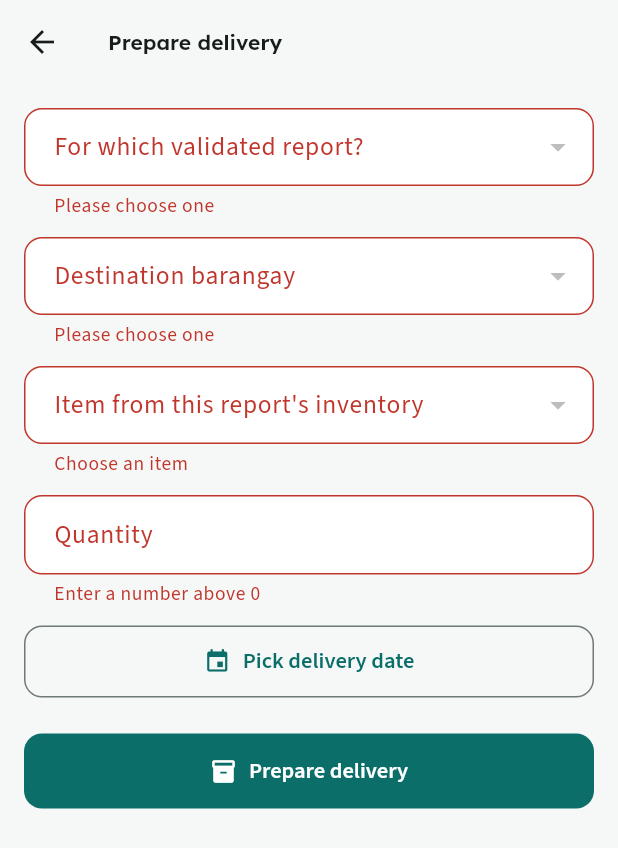
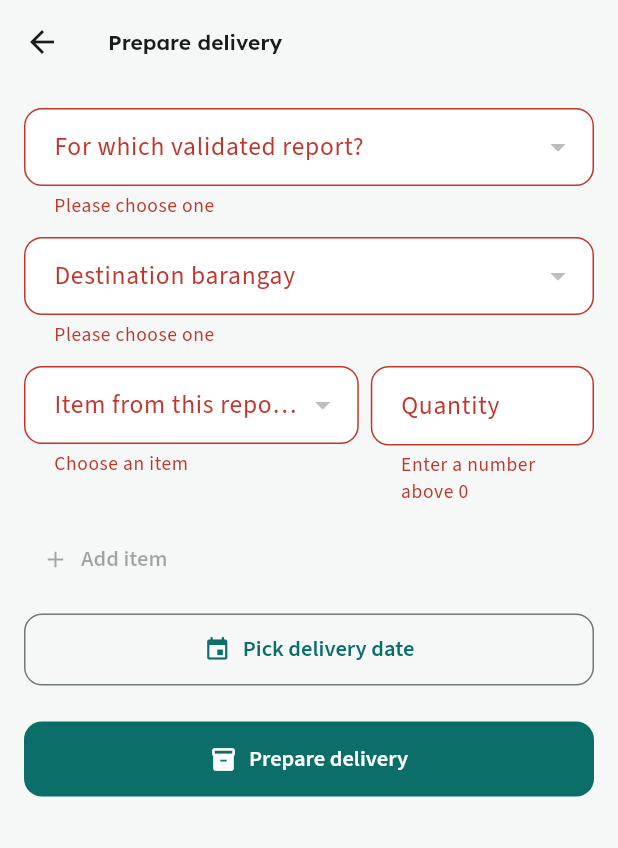
Before and after one commit to EdgeTech-team/nexaaid-capstone-2, a Flutter app: the NewDeliveryScreen screen opened directly, after a tap on "Prepare delivery", on a phone screen of 412 x 824 dp. Shown: the top 848 px of the screen. Run offline on Flutter 3.47's test engine with Material 3 defaults, Android fonts, the phone set to English and light mode, and no system bars; our stand-ins replace file_picker, flutter_map, google_fonts, image_picker, latlong2; missing offline and left inert: mobile_scanner, pdfrx; network calls fail.

Commit message:
5.1.4: prepare delivery with several item lines
Prepare delivery now lets CSWS add more item lines, each any item with
stock in the chosen report's inventory (an item picked on one line is not
offered again). POST /deliveries/ already accepted several items; its
stock checks are unchanged. Tests cover a delivery mixing items from
different donation entries and the existing stock checks.

Co-Authored-By: Claude Opus 5.5 <noreply@anthropic.com>
Claude-Session: https://claude.ai/code/session_01TUzqK4VcMaU4ucs9jdRaER

```diff
--- a/mobile/lib/ui/ops_screens.dart
+++ b/mobile/lib/ui/ops_screens.dart
@@ -417,19 +417,36 @@ class NewDeliveryScreen extends StatefulWidget {
   State<NewDeliveryScreen> createState() => _NewDeliveryScreenState();
 }
 
+/// One item line of a delivery: an item from the report's stock + quantity.
+class _DeliveryLine {
+  String? itemId;
+  final qty = TextEditingController();
+}
+
 class _NewDeliveryScreenState extends State<NewDeliveryScreen> {
   final _form = GlobalKey<FormState>();
-  String? reportId, brgyId, itemId;
+  String? reportId, brgyId;
   List<Map> stock = const [];
   bool loadingStock = false;
-  final qty = TextEditingController();
+  // 5.1.4: several item lines, each any item with stock in this report.
+  final List<_DeliveryLine> lines = [_DeliveryLine()];
   String? date;
   bool busy = false;
+
+  @override
+  void dispose() {
+    for (final l in lines) {
+      l.qty.dispose();
+    }
+    super.dispose();
+  }
 
   Future<void> _loadStock(String? rid, Names names) async {
     setState(() {
       reportId = rid;
-      itemId = null;
+      for (final l in lines) {
+        l.itemId = null;
+      }
       stock = const [];
       loadingStock = true;
       // The report's own barangay is the usual destination.
@@ -453,7 +470,7 @@ class _NewDeliveryScreenState extends State<NewDeliveryScreen> {
     });
   }
 
-  Map? get _chosen {
+  Map? _stockOf(String? itemId) {
     for (final s in stock) {
       if ('${s['item_id']}' == itemId) return s;
     }
@@ -477,7 +494,11 @@ class _NewDeliveryScreenState extends State<NewDeliveryScreen> {
           'destination_barangay_id': int.parse(brgyId!),
           'delivery_date': date,
           'items': [
-            {'item_id': int.parse(itemId!), 'quantity': int.parse(qty.text)},
+            for (final l in lines)
+              {
+                'item_id': int.parse(l.itemId!),
+                'quantity': int.parse(l.qty.text.trim()),
+              },
           ],
         },
       ),
@@ -486,6 +507,84 @@ class _NewDeliveryScreenState extends State<NewDeliveryScreen> {
     if (!mounted) return;
     setState(() => busy = false);
     if (r.ok) Navigator.pop(context);
+  }
+
+  Widget _lineFields(int i) {
+    final line = lines[i];
+    final chosen = _stockOf(line.itemId);
+    // An item already picked on another line is not offered again.
+    final taken = {
+      for (final l in lines)
+        if (l != line && l.itemId != null) l.itemId,
+    };
+    return Padding(
+      key: ObjectKey(line),
+      padding: const EdgeInsets.only(bottom: 12),
+      child: Row(
+        crossAxisAlignment: CrossAxisAlignment.start,
+        children: [
+          Expanded(
+            flex: 3,
+            child: DropdownButtonFormField<String>(
+              key: ValueKey(
+                'stock-$reportId-${stock.length}-$i-${lines.length}',
+              ),
+              initialValue: line.itemId,
+              isExpanded: true,
+              items: [
+                for (final s in stock)
+                  if (!taken.contains('${s['item_id']}'))
+                    DropdownMenuItem(
+                      value: '${s['item_id']}',
+                      child: Text(
+                        '${s['item_name']} (${s['quantity']} ${s['unit'] ?? ''} available)',
+                      ),
+                    ),
+              ],
+              onChanged: (v) => setState(() => line.itemId = v),
+              validator: (v) => v == null ? 'Choose an item' : null,
+              decoration: InputDecoration(
+                labelText: i == 0
+                    ? 'Item from this report\'s inventory'
+                    : 'Item ${i + 1}',
+                helperText:
+                    i == 0 && reportId != null && !loadingStock && stock.isEmpty
+                    ? 'No stock for this report yet. Receive donations first.'
+                    : null,
+              ),
+            ),
+          ),
+          const SizedBox(width: 8),
+          Expanded(
+            flex: 2,
+            child: TextFormField(
+              controller: line.qty,
+              keyboardType: TextInputType.number,
+              decoration: InputDecoration(
+                labelText: 'Quantity',
+                suffixText: chosen?['unit'] as String?,
+              ),
+              validator: (v) {
+                final n = int.tryParse(v?.trim() ?? '') ?? 0;
+                if (n <= 0) return 'Enter a number above 0';
+                if (chosen != null && n > (chosen['quantity'] as num)) {
+                  return 'Only ${chosen['quantity']} available';
+                }
+                return null;
+              },
+            ),
+          ),
+          if (lines.length > 1)
+            IconButton(
+              tooltip: 'Remove item',
+              onPressed: () => setState(() {
+                lines.removeAt(i).qty.dispose();
+              }),
+              icon: const Icon(Icons.remove_circle_outline),
+            ),
+        ],
+      ),
+    );
   }
 
   @override
@@ -499,7 +598,6 @@ class _NewDeliveryScreenState extends State<NewDeliveryScreen> {
             return const Center(child: CircularProgressIndicator());
           }
           final names = Names(snap.data!);
-          final chosen = _chosen;
           return Form(
             key: _form,
             child: ListView(
@@ -523,45 +621,16 @@ class _NewDeliveryScreenState extends State<NewDeliveryScreen> {
                 ),
                 const SizedBox(height: 12),
                 if (loadingStock) const LinearProgressIndicator(),
-                DropdownButtonFormField<String>(
-                  key: ValueKey('stock-$reportId-${stock.length}'),
-                  initialValue: itemId,
-                  isExpanded: true,
-                  items: [
-                    for (final s in stock)
-                      DropdownMenuItem(
-                        value: '${s['item_id']}',
-                        child: Text(
-                          '${s['item_name']} (${s['quantity']} ${s['unit'] ?? ''} available)',
-                        ),
-                      ),
-                  ],
-                  onChanged: (v) => setState(() => itemId = v),
-                  validator: (v) => v == null ? 'Choose an item' : null,
-                  decoration: InputDecoration(
-                    labelText: 'Item from this report\'s inventory',
-                    helperText:
-                        reportId != null && !loadingStock && stock.isEmpty
-                        ? 'No stock for this report yet. Receive donations first.'
-                        : null,
+                for (var i = 0; i < lines.length; i++) _lineFields(i),
+                Align(
+                  alignment: Alignment.centerLeft,
+                  child: TextButton.icon(
+                    onPressed: reportId == null || lines.length >= stock.length
+                        ? null
+                        : () => setState(() => lines.add(_DeliveryLine())),
+                    icon: const Icon(Icons.add),
+                    label: const Text('Add item'),
                   ),
-                ),
-                const SizedBox(height: 12),
-                TextFormField(
-                  controller: qty,
-                  keyboardType: TextInputType.number,
-                  decoration: InputDecoration(
-                    labelText: 'Quantity',
-                    suffixText: chosen?['unit'] as String?,
-                  ),
-                  validator: (v) {
-                    final n = int.tryParse(v?.trim() ?? '') ?? 0;
-                    if (n <= 0) return 'Enter a number above 0';
-                    if (chosen != null && n > (chosen['quantity'] as num)) {
-                      return 'Only ${chosen['quantity']} available';
-                    }
-                    return null;
-                  },
                 ),
                 const SizedBox(height: 12),
                 OutlinedButton.icon(
@@ -830,7 +899,7 @@ class DrrmoScreen extends StatefulWidget {
 class _DrrmoScreenState extends State<DrrmoScreen> {
   String stage = 'Pending';
 
-   Future<void> _accept(Map r) async {
+  Future<void> _accept(Map r) async {
     final v = await formDialog(
       context,
       title: 'Accept request #${r['request_id']}?',
```
Also changed, not shown: 1 other file.
